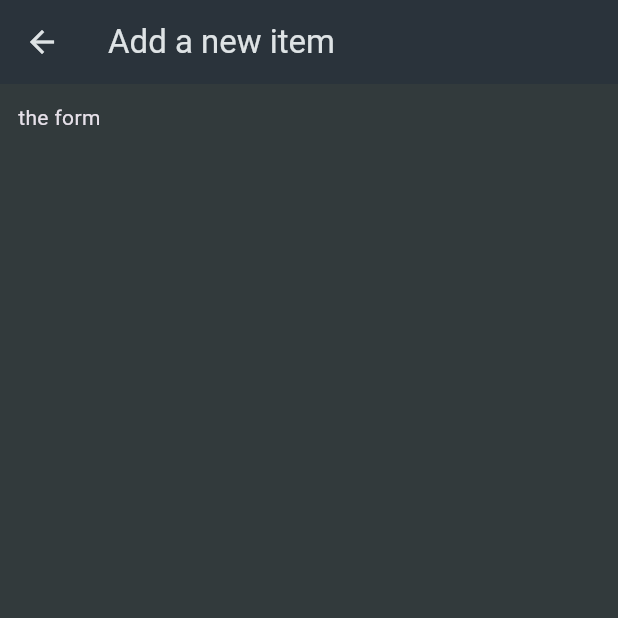
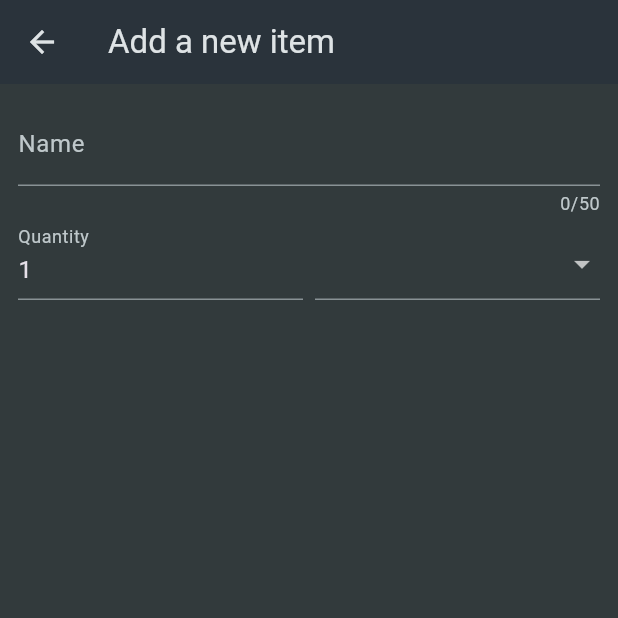
Before and after one commit to sidratulpunno/ShoppingListFlutter, a Flutter app: the NewItem screen opened directly, on a phone screen of 412 x 824 dp, the top half of it. Run offline on Flutter 3.47's test engine with Material 3 defaults, Android fonts, the phone set to English and light mode, and no system bars; missing offline and left inert: dart:ffi.

Commit message:
Added groceries form

```diff
--- a/lib/widgets/new_item.dart
+++ b/lib/widgets/new_item.dart
@@ -2,6 +2,7 @@ import 'dart:ffi';
 
 import 'package:flutter/cupertino.dart';
 import 'package:flutter/material.dart';
+import 'package:shopping_list/data/categories.dart';
 
 class NewItem extends StatefulWidget {
   const NewItem({super.key});
@@ -21,7 +22,58 @@ class _NewItemState extends State<NewItem> {
       ),
       body: Padding(
         padding: const EdgeInsets.all(12),
-        child: Text('the form'),
+        child: Form(
+          child: Column(
+            children: [
+              TextFormField(
+                maxLength: 50,
+                decoration: const InputDecoration(
+                  label: Text('Name'),
+                ),
+                validator: (value) {
+                  return 'demo...';
+                },
+              ),
+              Row(
+                crossAxisAlignment: CrossAxisAlignment.end,
+                children: [
+                  Expanded(
+                    child: TextFormField(
+                      decoration: const InputDecoration(
+                        label: Text('Quantity'),
+                      ),
+                      initialValue: '1',
+                    ),
+                  ),
+                  const SizedBox(
+                    width: 8,
+                  ),
+                  Expanded(
+                    child: DropdownButtonFormField(items: [
+                      for (final category in categories.entries)
+                        DropdownMenuItem(
+                          value: category.value,
+                          child: Row(
+                            children: [
+                              Container(
+                                width: 16,
+                                height: 16,
+                                color: category.value.color,
+                              ),
+                              const SizedBox(
+                                width: 6,
+                              ),
+                              Text(category.value.title),
+                            ],
+                          ),
+                        ),
+                    ], onChanged: (value) {}),
+                  ),
+                ],
+              ),
+            ],
+          ),
+        ),
       ),
     );
   }
```
